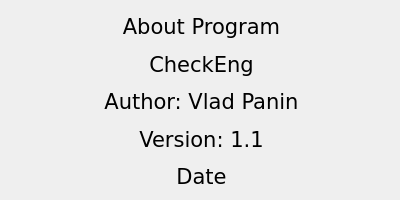
This is checkeng/dialogs/about/about.ui in kusanekinov/CheckEng as Qt 5 draws it before an edit. The edited form follows.
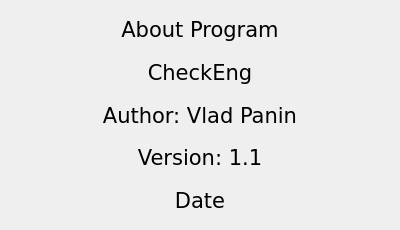
This is the edited form.

Diff of the .ui file:
```diff
--- a/checkeng/dialogs/about/about.ui
+++ b/checkeng/dialogs/about/about.ui
@@ -7,7 +7,7 @@
     <x>0</x>
     <y>0</y>
     <width>400</width>
-    <height>200</height>
+    <height>230</height>
    </rect>
   </property>
   <property name="sizePolicy">
@@ -19,13 +19,13 @@
   <property name="minimumSize">
    <size>
     <width>400</width>
-    <height>200</height>
+    <height>230</height>
    </size>
   </property>
   <property name="maximumSize">
    <size>
     <width>400</width>
-    <height>200</height>
+    <height>230</height>
    </size>
   </property>
   <property name="baseSize">
@@ -50,18 +50,6 @@
   </property>
   <layout class="QVBoxLayout" name="verticalLayout">
    <item>
-    <widget class="QWidget" name="aboutC" native="true">
-     <widget class="QWidget" name="verticalLayoutWidget">
-      <property name="geometry">
-       <rect>
-        <x>0</x>
-        <y>0</y>
-        <width>381</width>
-        <height>181</height>
-       </rect>
-      </property>
-      <layout class="QVBoxLayout" name="verticalLayout_4">
-       <item>
         <widget class="QLabel" name="about">
          <property name="font">
           <font>
@@ -149,10 +137,6 @@
          <property name="alignment">
           <set>Qt::AlignCenter</set>
          </property>
-        </widget>
-       </item>
-      </layout>
-     </widget>
     </widget>
    </item>
   </layout>
```
Left out of the diff: 2 changed lines with no effect on the pictures. Lines whose indentation alone changed are shown as unchanged.
